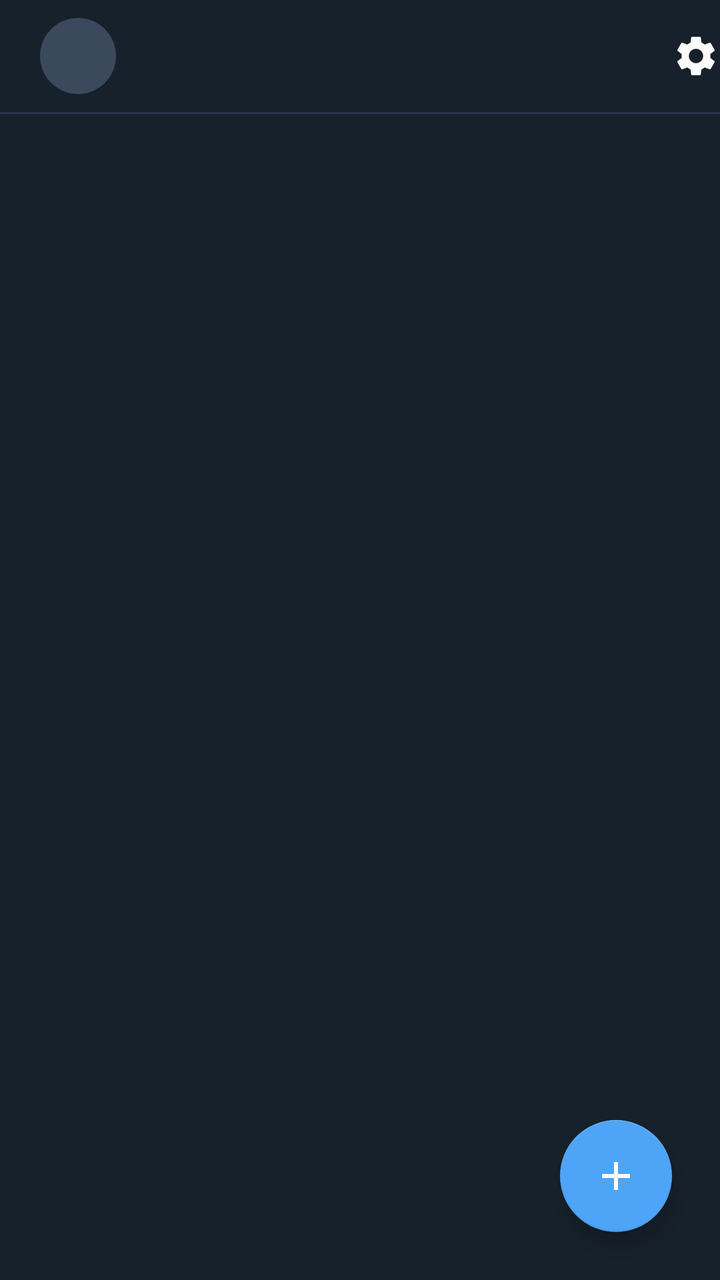
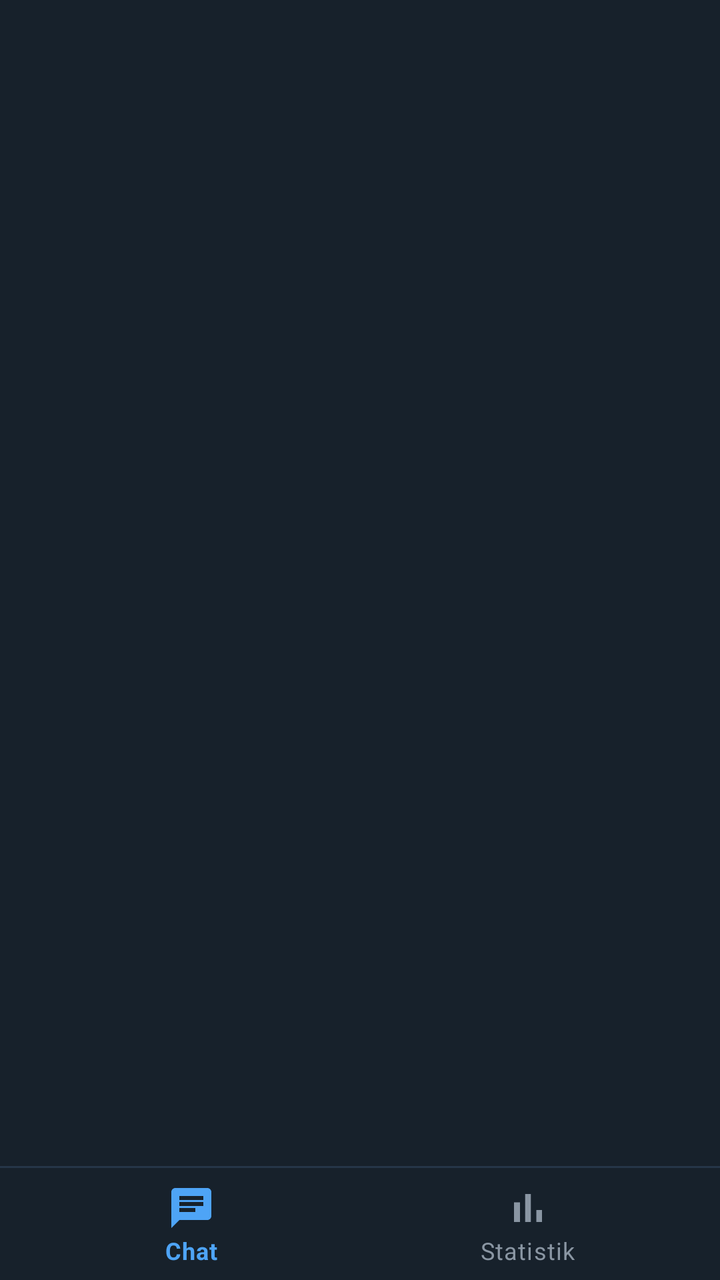

An Android layout rendered at two revisions. The XML below is the earlier revision; the diff shows what the commit changed to produce the second picture.
<!-- AndroidManifest.xml: application theme Theme.RpChat -->
<!-- res/layout/activity_main.xml -->
<?xml version="1.0" encoding="utf-8"?>
<androidx.constraintlayout.widget.ConstraintLayout
    xmlns:android="http://schemas.android.com/apk/res/android"
    xmlns:app="http://schemas.android.com/apk/res-auto"
    android:layout_width="match_parent"
    android:layout_height="match_parent"
    android:background="@color/bg_app">

    <androidx.appcompat.widget.Toolbar
        android:id="@+id/toolbar"
        android:layout_width="0dp"
        android:layout_height="?attr/actionBarSize"
        android:background="@color/bg_app"
        app:layout_constraintTop_toTopOf="parent"
        app:layout_constraintStart_toStartOf="parent"
        app:layout_constraintEnd_toEndOf="parent">

        <LinearLayout
            android:id="@+id/profileHeader"
            android:layout_width="wrap_content"
            android:layout_height="match_parent"
            android:orientation="horizontal"
            android:gravity="center_vertical"
            android:paddingStart="4dp"
            android:paddingEnd="12dp"
            android:background="?attr/selectableItemBackground"
            android:clickable="true"
            android:focusable="true">

            <ImageView
                android:id="@+id/imgMyAvatar"
                android:layout_width="38dp"
                android:layout_height="38dp"
                android:src="@drawable/avatar_placeholder"
                android:scaleType="centerCrop"
                android:background="@drawable/bg_avatar_circle" />

            <TextView
                android:id="@+id/txtMyName"
                android:layout_width="wrap_content"
                android:layout_height="wrap_content"
                android:layout_marginStart="12dp"
                android:textColor="@color/text_primary"
                android:textSize="18sp"
                android:textStyle="bold" />
        </LinearLayout>

        <ImageButton
            android:id="@+id/btnSettings"
            android:layout_width="wrap_content"
            android:layout_height="wrap_content"
            android:layout_gravity="end|center_vertical"
            android:background="?attr/selectableItemBackground"
            android:contentDescription="@string/settings"
            android:src="@drawable/ic_settings"
            app:tint="@color/text_primary" />
    </androidx.appcompat.widget.Toolbar>

    <View
        android:id="@+id/headerDivider"
        android:layout_width="0dp"
        android:layout_height="1dp"
        android:background="@color/divider"
        app:layout_constraintTop_toBottomOf="@id/toolbar"
        app:layout_constraintStart_toStartOf="parent"
        app:layout_constraintEnd_toEndOf="parent" />

    <androidx.recyclerview.widget.RecyclerView
        android:id="@+id/recyclerCharacters"
        android:layout_width="0dp"
        android:layout_height="0dp"
        android:clipToPadding="false"
        android:paddingBottom="88dp"
        app:layout_constraintTop_toBottomOf="@id/headerDivider"
        app:layout_constraintBottom_toBottomOf="parent"
        app:layout_constraintStart_toStartOf="parent"
        app:layout_constraintEnd_toEndOf="parent" />

    <TextView
        android:id="@+id/emptyView"
        android:layout_width="wrap_content"
        android:layout_height="wrap_content"
        android:text="@string/no_chats"
        android:textColor="@color/text_secondary"
        android:visibility="gone"
        app:layout_constraintTop_toTopOf="@id/recyclerCharacters"
        app:layout_constraintBottom_toBottomOf="@id/recyclerCharacters"
        app:layout_constraintStart_toStartOf="parent"
        app:layout_constraintEnd_toEndOf="parent" />

    <com.google.android.material.floatingactionbutton.FloatingActionButton
        android:id="@+id/fabAdd"
        android:layout_width="wrap_content"
        android:layout_height="wrap_content"
        android:layout_margin="24dp"
        android:contentDescription="@string/new_chat"
        android:src="@drawable/ic_add"
        app:tint="@android:color/white"
        app:backgroundTint="@color/accent"
        app:layout_constraintBottom_toBottomOf="parent"
        app:layout_constraintEnd_toEndOf="parent" />

</androidx.constraintlayout.widget.ConstraintLayout>
<!-- resources referenced by this layout -->
<resources>
  <color name="accent">#4EA4F6</color>
  <color name="bg_app">#17212B</color>
  <color name="divider">#26374A</color>
  <color name="text_primary">#FFFFFF</color>
  <color name="text_secondary">#8A96A3</color>
  <!-- drawable avatar_placeholder (drawable) -->
  <?xml version="1.0" encoding="utf-8"?>
  <shape xmlns:android="http://schemas.android.com/apk/res/android" android:shape="oval">
      <solid android:color="#3A4A5C" />
  </shape>
  <!-- drawable bg_avatar_circle (drawable) -->
  <?xml version="1.0" encoding="utf-8"?>
  <shape xmlns:android="http://schemas.android.com/apk/res/android" android:shape="oval">
      <solid android:color="@color/bubble_other" />
  </shape>
  <!-- drawable ic_add (drawable) -->
  <vector xmlns:android="http://schemas.android.com/apk/res/android"
      android:width="24dp" android:height="24dp" android:viewportWidth="24" android:viewportHeight="24">
      <path android:fillColor="#FFFFFF" android:pathData="M19,13h-6v6h-2v-6H5v-2h6V5h2v6h6v2z"/>
  </vector>
  <!-- drawable ic_settings (drawable) -->
  <vector xmlns:android="http://schemas.android.com/apk/res/android"
      android:width="24dp" android:height="24dp" android:viewportWidth="24" android:viewportHeight="24">
      <path android:fillColor="#FFFFFF" android:pathData="M19.14,12.94c0.04,-0.3 0.06,-0.61 0.06,-0.94c0,-0.32 -0.02,-0.64 -0.07,-0.94l2.03,-1.58c0.18,-0.14 0.23,-0.41 0.12,-0.61l-1.92,-3.32c-0.12,-0.22 -0.37,-0.29 -0.59,-0.22l-2.39,0.96c-0.5,-0.38 -1.03,-0.7 -1.62,-0.94L14.4,2.81c-0.04,-0.24 -0.24,-0.41 -0.48,-0.41h-3.84c-0.24,0 -0.43,0.17 -0.47,0.41L9.25,5.35C8.66,5.59 8.12,5.92 7.63,6.29L5.24,5.33c-0.22,-0.08 -0.47,0 -0.59,0.22L2.74,8.87C2.62,9.08 2.66,9.34 2.86,9.48l2.03,1.58C4.84,11.36 4.8,11.69 4.8,12s0.02,0.64 0.07,0.94l-2.03,1.58c-0.18,0.14 -0.23,0.41 -0.12,0.61l1.92,3.32c0.12,0.22 0.37,0.29 0.59,0.22l2.39,-0.96c0.5,0.38 1.03,0.7 1.62,0.94l0.36,2.54c0.05,0.24 0.24,0.41 0.48,0.41h3.84c0.24,0 0.44,-0.17 0.47,-0.41l0.36,-2.54c0.59,-0.24 1.13,-0.56 1.62,-0.94l2.39,0.96c0.22,0.08 0.47,0 0.59,-0.22l1.92,-3.32c0.12,-0.22 0.07,-0.47 -0.12,-0.61L19.14,12.94zM12,15.6c-1.98,0 -3.6,-1.62 -3.6,-3.6s1.62,-3.6 3.6,-3.6s3.6,1.62 3.6,3.6S13.98,15.6 12,15.6z"/>
  </vector>
  <string name="new_chat">Obrolan Baru</string>
  <string name="no_chats">Belum ada kontak. Tekan + untuk membuat.</string>
  <string name="settings">Pengaturan</string>
  <style name="Theme.RpChat" parent="Theme.MaterialComponents.DayNight.NoActionBar">
          <item name="colorPrimary">@color/accent</item>
          <item name="colorPrimaryDark">@color/bg_app</item>
          <item name="colorAccent">@color/accent</item>
          <item name="android:windowBackground">@color/bg_app</item>
          <item name="android:statusBarColor">@color/bg_app</item>
      </style>
  <color name="bubble_other">#182533</color>
</resources>

<!-- the commit's change to res/layout/activity_main.xml (unified diff, before → after) -->
@@ -6,98 +6,33 @@
     android:layout_height="match_parent"
     android:background="@color/bg_app">
 
-    <androidx.appcompat.widget.Toolbar
-        android:id="@+id/toolbar"
+    <FrameLayout
+        android:id="@+id/fragmentContainer"
         android:layout_width="0dp"
-        android:layout_height="?attr/actionBarSize"
-        android:background="@color/bg_app"
+        android:layout_height="0dp"
         app:layout_constraintTop_toTopOf="parent"
+        app:layout_constraintBottom_toTopOf="@id/bottomNav"
         app:layout_constraintStart_toStartOf="parent"
-        app:layout_constraintEnd_toEndOf="parent">
-
-        <LinearLayout
-            android:id="@+id/profileHeader"
-            android:layout_width="wrap_content"
-            android:layout_height="match_parent"
-            android:orientation="horizontal"
-            android:gravity="center_vertical"
-            android:paddingStart="4dp"
-            android:paddingEnd="12dp"
-            android:background="?attr/selectableItemBackground"
-            android:clickable="true"
-            android:focusable="true">
-
-            <ImageView
-                android:id="@+id/imgMyAvatar"
-                android:layout_width="38dp"
-                android:layout_height="38dp"
-                android:src="@drawable/avatar_placeholder"
-                android:scaleType="centerCrop"
-                android:background="@drawable/bg_avatar_circle" />
-
-            <TextView
-                android:id="@+id/txtMyName"
-                android:layout_width="wrap_content"
-                android:layout_height="wrap_content"
-                android:layout_marginStart="12dp"
-                android:textColor="@color/text_primary"
-                android:textSize="18sp"
-                android:textStyle="bold" />
-        </LinearLayout>
-
-        <ImageButton
-            android:id="@+id/btnSettings"
-            android:layout_width="wrap_content"
-            android:layout_height="wrap_content"
-            android:layout_gravity="end|center_vertical"
-            android:background="?attr/selectableItemBackground"
-            android:contentDescription="@string/settings"
-            android:src="@drawable/ic_settings"
-            app:tint="@color/text_primary" />
-    </androidx.appcompat.widget.Toolbar>
+        app:layout_constraintEnd_toEndOf="parent" />
 
     <View
-        android:id="@+id/headerDivider"
         android:layout_width="0dp"
         android:layout_height="1dp"
         android:background="@color/divider"
-        app:layout_constraintTop_toBottomOf="@id/toolbar"
+        app:layout_constraintBottom_toTopOf="@id/bottomNav"
         app:layout_constraintStart_toStartOf="parent"
         app:layout_constraintEnd_toEndOf="parent" />
 
-    <androidx.recyclerview.widget.RecyclerView
-        android:id="@+id/recyclerCharacters"
+    <com.google.android.material.bottomnavigation.BottomNavigationView
+        android:id="@+id/bottomNav"
         android:layout_width="0dp"
-        android:layout_height="0dp"
-        android:clipToPadding="false"
-        android:paddingBottom="88dp"
-        app:layout_constraintTop_toBottomOf="@id/headerDivider"
+        android:layout_height="wrap_content"
+        android:background="@color/bg_app"
+        app:itemIconTint="@color/bottom_nav_colors"
+        app:itemTextColor="@color/bottom_nav_colors"
+        app:menu="@menu/bottom_nav_menu"
         app:layout_constraintBottom_toBottomOf="parent"
         app:layout_constraintStart_toStartOf="parent"
         app:layout_constraintEnd_toEndOf="parent" />
 
-    <TextView
-        android:id="@+id/emptyView"
-        android:layout_width="wrap_content"
-        android:layout_height="wrap_content"
-        android:text="@string/no_chats"
-        android:textColor="@color/text_secondary"
-        android:visibility="gone"
-        app:layout_constraintTop_toTopOf="@id/recyclerCharacters"
-        app:layout_constraintBottom_toBottomOf="@id/recyclerCharacters"
-        app:layout_constraintStart_toStartOf="parent"
-        app:layout_constraintEnd_toEndOf="parent" />
-
-    <com.google.android.material.floatingactionbutton.FloatingActionButton
-        android:id="@+id/fabAdd"
-        android:layout_width="wrap_content"
-        android:layout_height="wrap_content"
-        android:layout_margin="24dp"
-        android:contentDescription="@string/new_chat"
-        android:src="@drawable/ic_add"
-        app:tint="@android:color/white"
-        app:backgroundTint="@color/accent"
-        app:layout_constraintBottom_toBottomOf="parent"
-        app:layout_constraintEnd_toEndOf="parent" />
-
 </androidx.constraintlayout.widget.ConstraintLayout>
<!-- resource entries referenced after the edit -->
@@ -1,33 +1,7 @@
 <!-- resources referenced by this layout -->
 <resources>
-  <color name="accent">#4EA4F6</color>
   <color name="bg_app">#17212B</color>
   <color name="divider">#26374A</color>
-  <color name="text_primary">#FFFFFF</color>
-  <color name="text_secondary">#8A96A3</color>
-  <!-- drawable avatar_placeholder (drawable) -->
-  <?xml version="1.0" encoding="utf-8"?>
-  <shape xmlns:android="http://schemas.android.com/apk/res/android" android:shape="oval">
-      <solid android:color="#3A4A5C" />
-  </shape>
-  <!-- drawable bg_avatar_circle (drawable) -->
-  <?xml version="1.0" encoding="utf-8"?>
-  <shape xmlns:android="http://schemas.android.com/apk/res/android" android:shape="oval">
-      <solid android:color="@color/bubble_other" />
-  </shape>
-  <!-- drawable ic_add (drawable) -->
-  <vector xmlns:android="http://schemas.android.com/apk/res/android"
-      android:width="24dp" android:height="24dp" android:viewportWidth="24" android:viewportHeight="24">
-      <path android:fillColor="#FFFFFF" android:pathData="M19,13h-6v6h-2v-6H5v-2h6V5h2v6h6v2z"/>
-  </vector>
-  <!-- drawable ic_settings (drawable) -->
-  <vector xmlns:android="http://schemas.android.com/apk/res/android"
-      android:width="24dp" android:height="24dp" android:viewportWidth="24" android:viewportHeight="24">
-      <path android:fillColor="#FFFFFF" android:pathData="M19.14,12.94c0.04,-0.3 0.06,-0.61 0.06,-0.94c0,-0.32 -0.02,-0.64 -0.07,-0.94l2.03,-1.58c0.18,-0.14 0.23,-0.41 0.12,-0.61l-1.92,-3.32c-0.12,-0.22 -0.37,-0.29 -0.59,-0.22l-2.39,0.96c-0.5,-0.38 -1.03,-0.7 -1.62,-0.94L14.4,2.81c-0.04,-0.24 -0.24,-0.41 -0.48,-0.41h-3.84c-0.24,0 -0.43,0.17 -0.47,0.41L9.25,5.35C8.66,5.59 8.12,5.92 7.63,6.29L5.24,5.33c-0.22,-0.08 -0.47,0 -0.59,0.22L2.74,8.87C2.62,9.08 2.66,9.34 2.86,9.48l2.03,1.58C4.84,11.36 4.8,11.69 4.8,12s0.02,0.64 0.07,0.94l-2.03,1.58c-0.18,0.14 -0.23,0.41 -0.12,0.61l1.92,3.32c0.12,0.22 0.37,0.29 0.59,0.22l2.39,-0.96c0.5,0.38 1.03,0.7 1.62,0.94l0.36,2.54c0.05,0.24 0.24,0.41 0.48,0.41h3.84c0.24,0 0.44,-0.17 0.47,-0.41l0.36,-2.54c0.59,-0.24 1.13,-0.56 1.62,-0.94l2.39,0.96c0.22,0.08 0.47,0 0.59,-0.22l1.92,-3.32c0.12,-0.22 0.07,-0.47 -0.12,-0.61L19.14,12.94zM12,15.6c-1.98,0 -3.6,-1.62 -3.6,-3.6s1.62,-3.6 3.6,-3.6s3.6,1.62 3.6,3.6S13.98,15.6 12,15.6z"/>
-  </vector>
-  <string name="new_chat">Obrolan Baru</string>
-  <string name="no_chats">Belum ada kontak. Tekan + untuk membuat.</string>
-  <string name="settings">Pengaturan</string>
   <style name="Theme.RpChat" parent="Theme.MaterialComponents.DayNight.NoActionBar">
           <item name="colorPrimary">@color/accent</item>
           <item name="colorPrimaryDark">@color/bg_app</item>
@@ -35,6 +9,6 @@
           <item name="android:windowBackground">@color/bg_app</item>
           <item name="android:statusBarColor">@color/bg_app</item>
       </style>
-  <color name="bubble_other">#182533</color>
+  <color name="accent">#4EA4F6</color>
 </resources>
 
